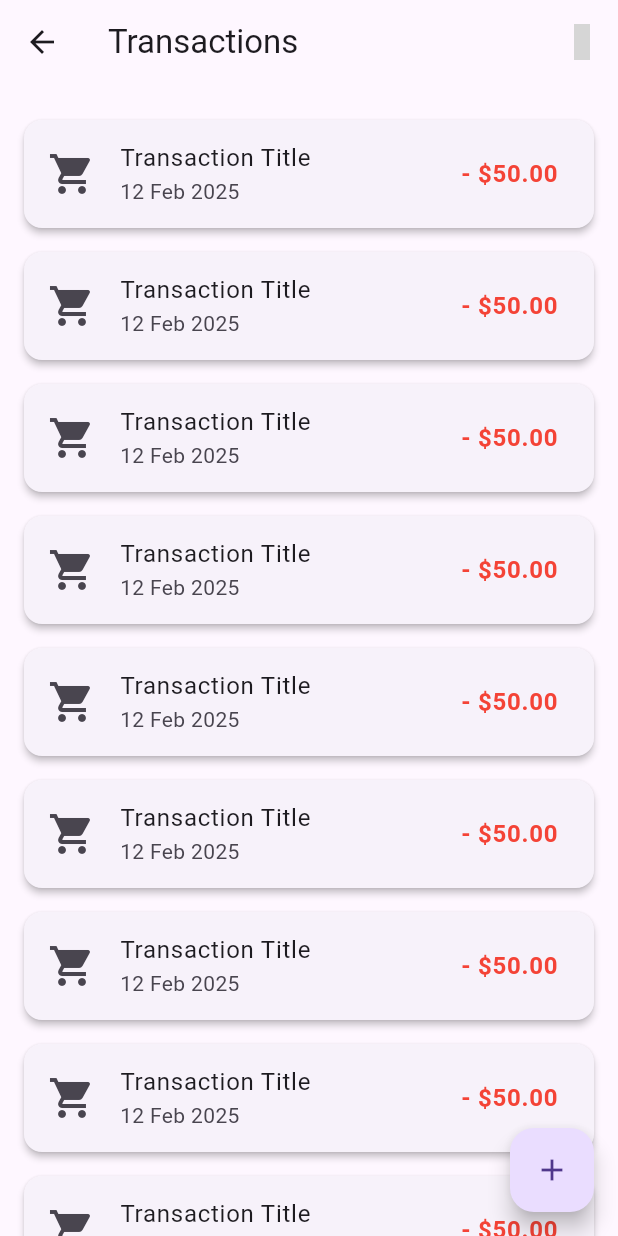
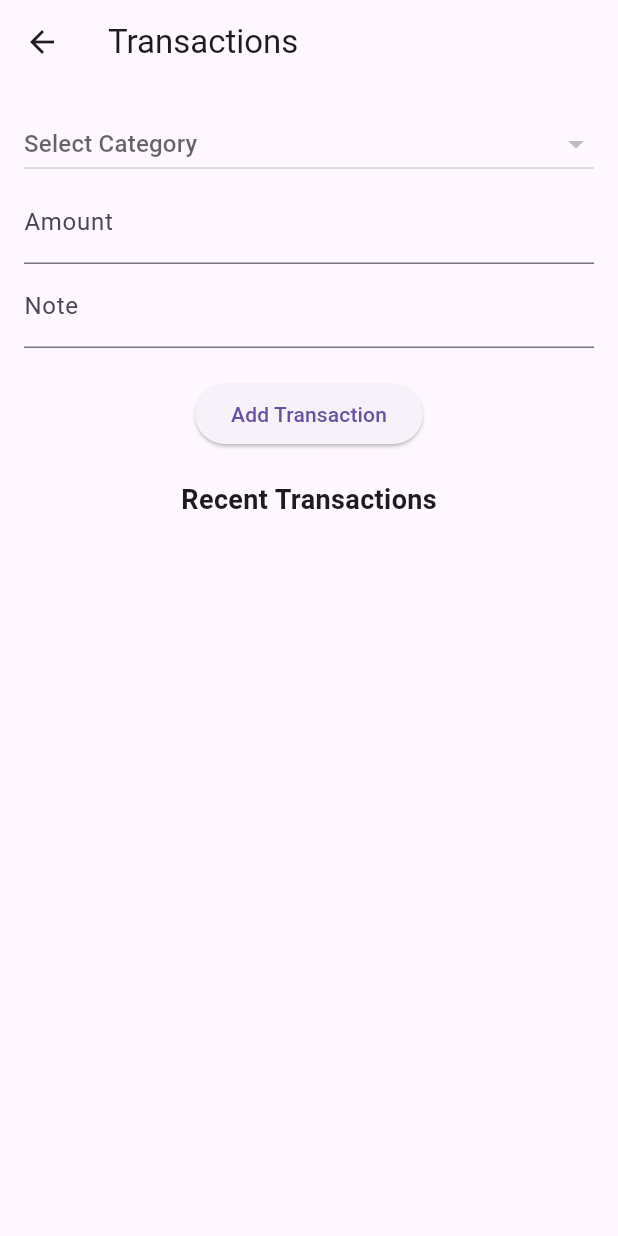
Before and after one commit to MoShehata7920/Personal-Finance---Budgeting-App, a Flutter app: the TransactionsScreen screen opened directly, on a phone screen of 412 x 824 dp. Run offline on Flutter 3.47's test engine with Material 3 defaults, Android fonts, the phone set to English and light mode, and no system bars; our stand-ins replace bloc, equatable, fl_chart, flutter_animate, flutter_bloc, flutter_iconly and 2 more; accounts and stored records are empty; grey boxes are pictures that could not be loaded.

Commit message:
transactions screen

```diff
--- a/lib/app/shared_preferences.dart
+++ b/lib/app/shared_preferences.dart
@@ -59,7 +59,7 @@ class SharedPreferencesHelper {
 
   static Future<BudgetModel?> getBudgetData() async {
     final prefs = await SharedPreferences.getInstance();
-    String? budgetJson = prefs.getString(budgetKey);
+    final String? budgetJson = prefs.getString(budgetKey);
     if (budgetJson != null) {
       return BudgetModel.fromJson(jsonDecode(budgetJson));
     }
--- a/lib/manager/budget_cubit/budget_cubit.dart
+++ b/lib/manager/budget_cubit/budget_cubit.dart
@@ -1,6 +1,7 @@
 import 'package:flutter_bloc/flutter_bloc.dart';
 import 'package:personal_finance/app/shared_preferences.dart';
 import 'package:personal_finance/models/budget_model.dart';
+import 'package:personal_finance/models/transactions_model.dart';
 import 'budget_state.dart';
 
 class BudgetCubit extends Cubit<BudgetState> {
@@ -11,15 +12,11 @@ class BudgetCubit extends Cubit<BudgetState> {
   Future<void> loadBudgetData() async {
     try {
       BudgetModel? budget = await SharedPreferencesHelper.getBudgetData();
-
-      if (budget != null) {
-        emit(BudgetLoaded(budget));
-      } else {
-        emit(BudgetLoaded(
-            BudgetModel(totalBudget: 0, totalSpent: 0, categories: [])));
-      }
+      budget ??= BudgetModel(
+          totalBudget: 0, totalSpent: 0, categories: [], transactions: []);
+      emit(BudgetLoaded(budget));
     } catch (e) {
-      emit(BudgetError("Failed to load budget data"));
+      emit(BudgetError("Failed to load budget data: ${e.toString()}"));
     }
   }
 
@@ -62,4 +59,33 @@ class BudgetCubit extends Cubit<BudgetState> {
       emit(BudgetError("Failed to delete category"));
     }
   }
+
+  void addTransaction(TransactionModel transaction) async {
+    try {
+      if (state is BudgetLoaded) {
+        final budget = (state as BudgetLoaded).budget;
+
+        final categories = budget.categories.map((category) {
+          if (category.name == transaction.categoryName) {
+            return category.copyWith(
+              spentAmount: category.spentAmount + transaction.amount,
+            );
+          }
+          return category;
+        }).toList();
+
+        // Update budget
+        final updatedBudget = budget.copyWith(
+          totalSpent: budget.totalSpent + transaction.amount,
+          categories: categories,
+          transactions: [...budget.transactions, transaction],
+        );
+
+        await SharedPreferencesHelper.saveBudgetData(updatedBudget);
+        emit(BudgetLoaded(updatedBudget));
+      }
+    } catch (e) {
+      emit(BudgetError("Failed to add transaction"));
+    }
+  }
 }
--- a/lib/models/budget_model.dart
+++ b/lib/models/budget_model.dart
@@ -1,43 +1,50 @@
 import 'package:personal_finance/models/category_model.dart';
+import 'package:personal_finance/models/transactions_model.dart';
 
 class BudgetModel {
   final double totalBudget;
   final double totalSpent;
   final List<CategoryBudget> categories;
+  final List<TransactionModel> transactions;
 
   BudgetModel({
     required this.totalBudget,
     required this.totalSpent,
     required this.categories,
+    this.transactions = const [],
   });
 
   BudgetModel copyWith({
     double? totalBudget,
     double? totalSpent,
     List<CategoryBudget>? categories,
+    List<TransactionModel>? transactions,
   }) {
     return BudgetModel(
       totalBudget: totalBudget ?? this.totalBudget,
       totalSpent: totalSpent ?? this.totalSpent,
       categories: categories ?? this.categories,
+      transactions: transactions ?? this.transactions,
     );
   }
 
-  factory BudgetModel.fromJson(Map<String, dynamic> json) {
-    return BudgetModel(
-      totalBudget: json['totalBudget'],
-      totalSpent: json['totalSpent'],
-      categories: (json['categories'] as List)
-          .map((cat) => CategoryBudget.fromJson(cat))
-          .toList(),
-    );
-  }
+  Map<String, dynamic> toJson() => {
+        'totalBudget': totalBudget,
+        'totalSpent': totalSpent,
+        'categories': categories.map((c) => c.toJson()).toList(),
+        'transactions': transactions.map((t) => t.toJson()).toList(),
+      };
 
-  Map<String, dynamic> toJson() {
-    return {
-      'totalBudget': totalBudget,
-      'totalSpent': totalSpent,
-      'categories': categories.map((cat) => cat.toJson()).toList(),
-    };
-  }
+  factory BudgetModel.fromJson(Map<String, dynamic> json) => BudgetModel(
+        totalBudget: (json['totalBudget'] as num?)?.toDouble() ?? 0.0,
+        totalSpent: (json['totalSpent'] as num?)?.toDouble() ?? 0.0,
+        categories: (json['categories'] as List?)
+                ?.map((c) => CategoryBudget.fromJson(c))
+                .toList() ??
+            [],
+        transactions: (json['transactions'] as List?)
+                ?.map((t) => TransactionModel.fromJson(t))
+                .toList() ??
+            [],
+      );
 }
--- /dev/null
+++ b/lib/models/transactions_model.dart
@@ -0,0 +1,32 @@
+class TransactionModel {
+  final String id;
+  final String categoryName;
+  final double amount;
+  final DateTime date;
+  final String? note;
+
+  TransactionModel({
+    required this.id,
+    required this.categoryName,
+    required this.amount,
+    required this.date,
+    this.note,
+  });
+
+  Map<String, dynamic> toJson() => {
+        'id': id,
+        'categoryName': categoryName,
+        'amount': amount,
+        'date': date.toIso8601String(),
+        'note': note,
+      };
+
+  factory TransactionModel.fromJson(Map<String, dynamic> json) =>
+      TransactionModel(
+        id: json['id'],
+        categoryName: json['categoryName'],
+        amount: json['amount'],
+        date: DateTime.parse(json['date']),
+        note: json['note'],
+      );
+}
--- a/lib/resources/strings_manager.dart
+++ b/lib/resources/strings_manager.dart
@@ -59,4 +59,10 @@ class AppStrings {
   static const String setUpProfile = "Setup Profile";
   static const String enterName = "Enter your name";
   static const String saveAndContinue = "Save & Continue";
+
+  // Transitions Screen
+  static const String selectCategory = "Select Category";
+  static const String amount = "Amount";
+  static const String note = "Note";
+  static const String addTransaction = "Add Transaction";
 }
--- a/lib/screens/transactions/transactions_screen.dart
+++ b/lib/screens/transactions/transactions_screen.dart
@@ -1,57 +1,116 @@
 import 'package:flutter/material.dart';
-import 'package:personal_finance/resources/icons_manager.dart';
+import 'package:flutter_bloc/flutter_bloc.dart';
+import 'package:uuid/uuid.dart';
+
+import 'package:personal_finance/manager/budget_cubit/budget_cubit.dart';
+import 'package:personal_finance/manager/budget_cubit/budget_state.dart';
+import 'package:personal_finance/models/transactions_model.dart';
 import 'package:personal_finance/resources/strings_manager.dart';
 
-class TransactionsScreen extends StatelessWidget {
+class TransactionsScreen extends StatefulWidget {
   const TransactionsScreen({super.key});
+
+  @override
+  State<TransactionsScreen> createState() => _TransactionsScreenState();
+}
+
+class _TransactionsScreenState extends State<TransactionsScreen> {
+  final TextEditingController _amountController = TextEditingController();
+  final TextEditingController _noteController = TextEditingController();
+  String? _selectedCategory;
 
   @override
   Widget build(BuildContext context) {
     return Scaffold(
-      appBar: AppBar(
-        title: const Text(AppStrings.transactions),
-        actions: [
-          IconButton(
-            icon: const Icon(AppIcons.filter),
-            onPressed: () {
-              // TODO: Implement filter functionality
-            },
-          ),
-        ],
-      ),
-      body: ListView.builder(
+      appBar: AppBar(title: const Text(AppStrings.transactions)),
+      body: Padding(
         padding: const EdgeInsets.all(16.0),
-        itemCount: 10,
-        itemBuilder: (context, index) {
-          return _buildTransactionCard();
-        },
-      ),
-      floatingActionButton: FloatingActionButton(
-        onPressed: () {
-          // TODO: Implement add transaction functionality
-        },
-        child: const Icon(AppIcons.add),
+        child: BlocBuilder<BudgetCubit, BudgetState>(
+          builder: (context, state) {
+            if (state is BudgetLoaded) {
+              return _buildTransactionsUI(state);
+            } else if (state is BudgetError) {
+              return Center(child: Text(state.message));
+            }
+            return const Center(child: CircularProgressIndicator());
+          },
+        ),
       ),
     );
   }
 
-  Widget _buildTransactionCard() {
-    return const Card(
-      elevation: 2,
-      margin: EdgeInsets.symmetric(vertical: 8.0),
-      child: ListTile(
-        leading: Icon(AppIcons.shoppingCart, size: 32),
-        title: Text('Transaction Title'),
-        subtitle: Text('12 Feb 2025'),
-        trailing: Text(
-          '- \$50.00',
-          style: TextStyle(
-            fontSize: 16,
-            fontWeight: FontWeight.bold,
-            color: Colors.red,
+  Widget _buildTransactionsUI(BudgetLoaded state) {
+    final budget = state.budget;
+    return Column(
+      children: [
+        DropdownButton<String>(
+          value: _selectedCategory,
+          hint: const Text(AppStrings.selectCategory),
+          isExpanded: true,
+          items: budget.categories.map((category) {
+            return DropdownMenuItem(
+              value: category.name,
+              child: Text(category.name),
+            );
+          }).toList(),
+          onChanged: (value) {
+            setState(() {
+              _selectedCategory = value;
+            });
+          },
+        ),
+        TextField(
+          controller: _amountController,
+          keyboardType: TextInputType.number,
+          decoration: const InputDecoration(labelText: AppStrings.amount),
+        ),
+        TextField(
+          controller: _noteController,
+          decoration: const InputDecoration(labelText: AppStrings.note),
+        ),
+        const SizedBox(height: 20),
+        ElevatedButton(
+          onPressed: () {
+            final double? amount = double.tryParse(_amountController.text);
+            if (_selectedCategory != null && amount != null && amount > 0) {
+              final transaction = TransactionModel(
+                id: const Uuid().v4(),
+                categoryName: _selectedCategory!,
+                amount: amount,
+                date: DateTime.now(),
+                note: _noteController.text,
+              );
+              context.read<BudgetCubit>().addTransaction(transaction);
+              _amountController.clear();
+              _noteController.clear();
+              setState(() {
+                _selectedCategory = null;
+              });
+            }
+          },
+          child: const Text(AppStrings.addTransaction),
+        ),
+        const SizedBox(height: 20),
+        const Text(
+          AppStrings.recentTransactions,
+          style: TextStyle(fontSize: 18, fontWeight: FontWeight.bold),
+        ),
+        Expanded(
+          child: ListView.builder(
+            itemCount: budget.transactions.length,
+            itemBuilder: (context, index) {
+              final transaction = budget.transactions[index];
+              return ListTile(
+                title: Text(transaction.categoryName),
+                subtitle: Text(
+                    "\$${transaction.amount.toStringAsFixed(2)} - ${transaction.date.toLocal()}"),
+                trailing:
+                    transaction.note != null ? Text(transaction.note!) : null,
+              );
+            },
           ),
         ),
-      ),
+      ],
     );
   }
 }
--- a/pubspec.yaml
+++ b/pubspec.yaml
@@ -39,6 +39,7 @@ dependencies:
   flutter_iconly: ^1.0.2
   image_picker: ^1.1.2
   shared_preferences: ^2.5.2
+  uuid: ^4.5.1
 
 dev_dependencies:
   flutter_lints: ^4.0.0
```
Also changed, not shown: lib/models/category_model.dart (+14 -0 lines), lib/resources/routes_manager.dart (+9 -5 lines), pubspec.lock, 4 other files.
